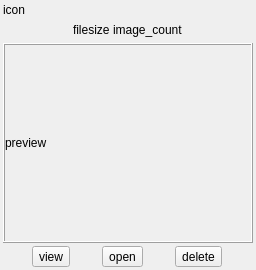
Above: ui/src/ui_widget_comic_info.ui from PPJUST/ComicDup before the change. Below: the same form after it.
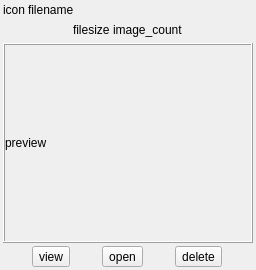
That is the form after the change.

```diff
--- a/ui/src/ui_widget_comic_info.ui
+++ b/ui/src/ui_widget_comic_info.ui
@@ -39,11 +39,11 @@
       </widget>
      </item>
      <item>
-      <layout class="QHBoxLayout" name="horizontalLayout_filename">
-       <property name="spacing">
-        <number>0</number>
+      <widget class="QLabel" name="label_filename">
+       <property name="text">
+        <string>filename</string>
        </property>
-      </layout>
+      </widget>
      </item>
     </layout>
    </item>
```
